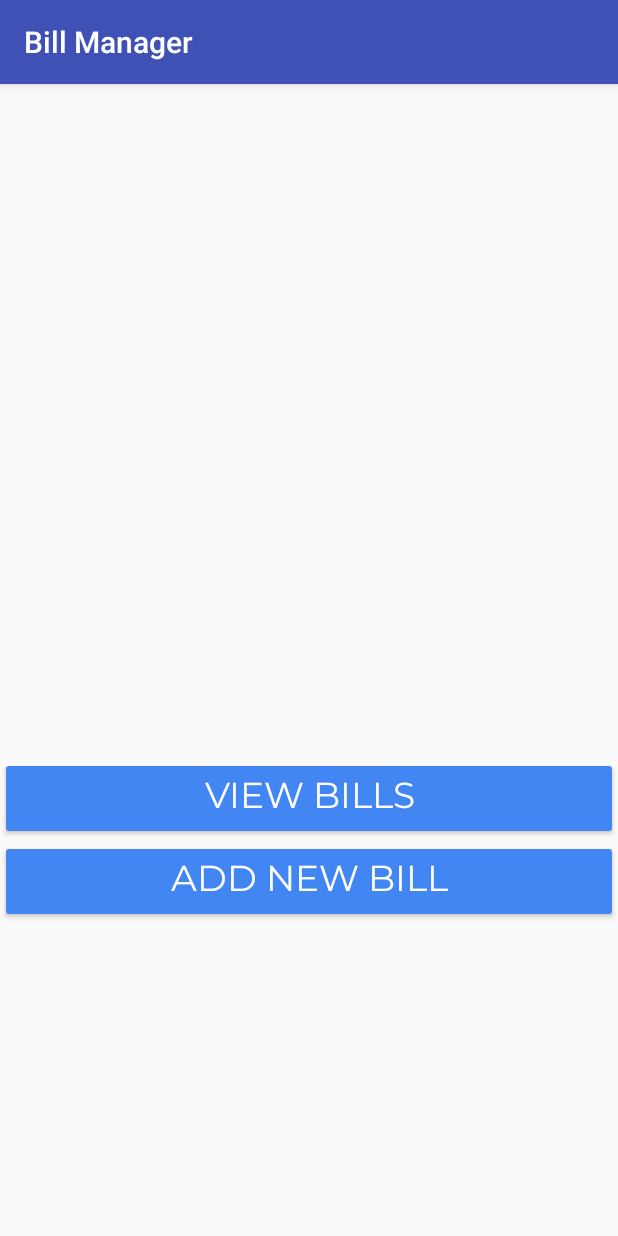
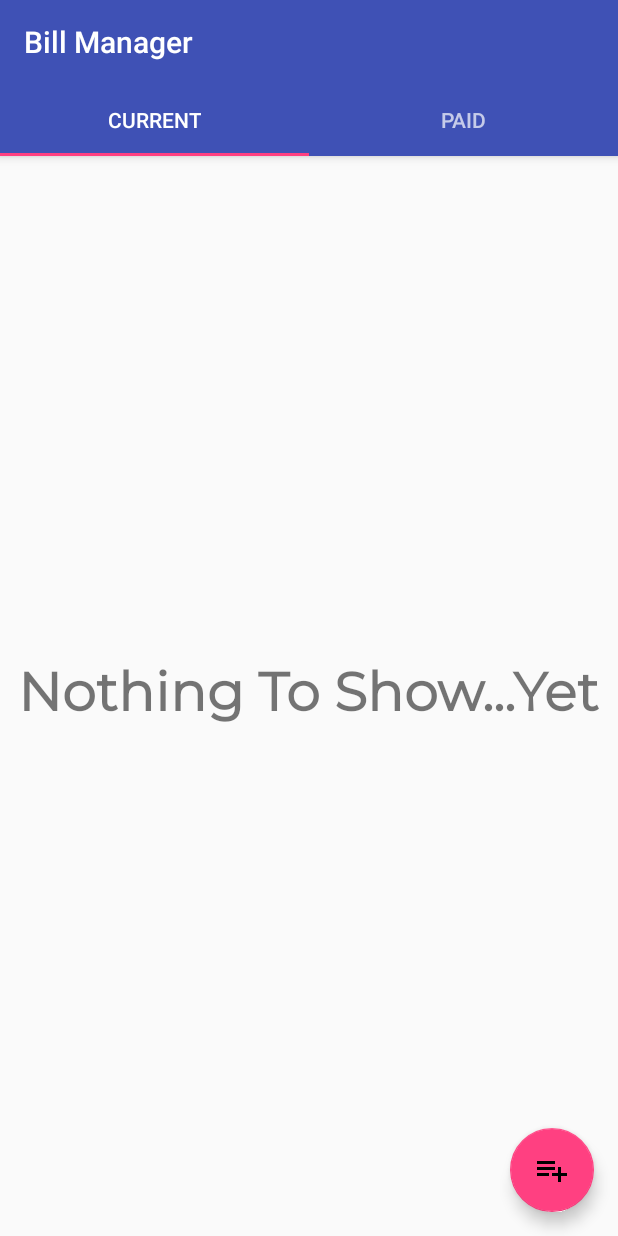
Before and after one commit to dukhniav/Bills, an Android app: the screen it shows after launch (MainActivity), on a phone screen of 412 x 824 dp. Run offline under Robolectric (Android 15) with nearby library versions, the phone set to English and light mode, and no system bars.

Commit message:
Update - Day 2
New Bill
Current Bill View Fragment

```diff
--- a/src/main/java/co/iamartem/billmanager/MainActivity.kt
+++ b/src/main/java/co/iamartem/billmanager/MainActivity.kt
@@ -2,11 +2,11 @@ package co.iamartem.billmanager
 
 import android.content.Intent
 import android.os.Bundle
+import android.support.design.widget.TabLayout
 import android.support.v7.app.AppCompatActivity
-import android.util.Log
 
 import kotlinx.android.synthetic.main.activity_main.*
-import kotlinx.android.synthetic.main.content_main.*
+
 
 class MainActivity : AppCompatActivity() {
 
@@ -14,35 +14,59 @@ class MainActivity : AppCompatActivity() {
         fun create(): MainActivity = MainActivity()
     }
 
-    // Creates first instance of app?
+
     override fun onCreate(savedInstanceState: Bundle?) {
         super.onCreate(savedInstanceState)
         setContentView(R.layout.activity_main)
         setSupportActionBar(toolbar)
 
+        // Tabs
+        configureTabLayout()
 
+        // New Bill
         add_new_bill.setOnClickListener{
             val intent = Intent(this, NewBill::class.java)
             startActivity(intent);
         }
 
-        view_bills.setOnClickListener{
-            val intent = Intent(this, ViewBills::class.java)
-            startActivity(intent);
-        }
+    }
+
+    private fun configureTabLayout() {
+
+        tab_layout.addTab(tab_layout.newTab().setText("Current"))
+        tab_layout.addTab(tab_layout.newTab().setText("Paid"))
+
+        val adapter = TabPagerAdapter(supportFragmentManager,tab_layout.tabCount)
+        pager.adapter = adapter
+
+        pager.addOnPageChangeListener(TabLayout.TabLayoutOnPageChangeListener(tab_layout))
+        tab_layout.addOnTabSelectedListener(object : TabLayout.OnTabSelectedListener {
+
+            override fun onTabSelected(tab: TabLayout.Tab) {
+                pager.currentItem = tab.position
+            }
+
+            override fun onTabUnselected(tab: TabLayout.Tab) {
+            }
+
+            override fun onTabReselected(tab: TabLayout.Tab) {
+            }
+        })
+    }
 
 
 
-
-        Log.i("Tag", "onCreate--------------------")
-
-
-    }
-
-    override fun onStart() {
-        super.onStart()
-        Log.i("Tag","onStart-------------------")
-    }
-
-
+//
+//        view_bills.setOnClickListener{
+//            val intent = Intent(this, ViewBills::class.java)
+//            startActivity(intent);
+//        }
+//
+//        Log.i("Tag", "onCreate--------------------")
+//    }
+//
+//    override fun onStart() {
+//        super.onStart()
+//        Log.i("Tag","onStart-------------------")
+//    }
 }
--- /dev/null
+++ b/src/main/java/co/iamartem/billmanager/TabPagerAdapter.kt
@@ -0,0 +1,32 @@
+package co.iamartem.billmanager
+
+import android.support.v4.app.Fragment
+import android.support.v4.app.FragmentManager
+import android.support.v4.app.FragmentPagerAdapter
+
+/**
+ * Created by dukhnia on 4/30/18.
+ */
+
+class TabPagerAdapter(fm: FragmentManager, private var tabCount: Int) : FragmentPagerAdapter(fm) {
+
+    override fun getItem(position: Int): Fragment? {
+        when (position) {
+            0 -> return ViewCurrentBills()
+            1 -> return ViewPaidBills()
+            else -> return null
+        }
+    }
+    override fun getCount(): Int {
+        return tabCount
+    }
+
+    override fun getPageTitle(position: Int): CharSequence {
+        return when (position) {
+            0 -> "Current"
+            else -> {
+                return "Paid"
+            }
+        }
+    }
+}
--- /dev/null
+++ b/src/main/java/co/iamartem/billmanager/ViewCurrentBills.kt
@@ -0,0 +1,47 @@
+package co.iamartem.billmanager
+
+import android.os.Bundle
+import android.support.v4.app.Fragment
+import android.support.v7.widget.LinearLayoutManager
+import android.view.LayoutInflater
+import android.view.View
+import android.view.ViewGroup
+import co.iamartem.billmanager.R.id.*
+import android.support.v7.widget.RecyclerView
+import android.widget.EditText
+
+/**
+ * Created by dukhnia on 4/30/18.
+ */
+
+
+class ViewCurrentBills : Fragment() {
+
+    //private var view : View? = null
+    private var recyclerView : RecyclerView? = null
+    private var emptyText : EditText? = null
+
+    override fun onCreate(savedInstanceState: Bundle?) {
+        super.onCreate(savedInstanceState)
+    }
+
+    override fun onCreateView(inflater: LayoutInflater?, container: ViewGroup?, savedInstanceState: Bundle?): View? {
+        val view = inflater!!.inflate(R.layout.activity_view_current_bills, container, false)
+        recyclerView = view!!.findViewById<View>(R.id.recycler_bill_view) as RecyclerView
+
+        // Database for recycler view
+        val dbHandler = MyDBHandler(activity, null, null, 1)
+        val bills : List<Bill> = dbHandler.getAllBills()
+
+        recyclerView!!.adapter = RecyclerAdapter(bills)
+        recyclerView!!.layoutManager = LinearLayoutManager(activity)
+
+        //emptyText =  as EditText
+
+        if (bills.size > 0) {
+            view.findViewById<android.view.View>(co.iamartem.billmanager.R.id.bill_view_nothing_show).visibility = View.INVISIBLE
+        }
+
+        return view
+    }
+}
--- /dev/null
+++ b/src/main/java/co/iamartem/billmanager/ViewPaidBills.kt
@@ -0,0 +1,9 @@
+package co.iamartem.billmanager
+
+import android.support.v4.app.Fragment
+
+/**
+ * Created by dukhnia on 4/30/18.
+ */
+class ViewPaidBills : Fragment() {
+}
--- /dev/null
+++ b/src/main/res/drawable/ic_add.xml
@@ -0,0 +1,9 @@
+<vector xmlns:android="http://schemas.android.com/apk/res/android"
+        android:width="24dp"
+        android:height="24dp"
+        android:viewportWidth="24.0"
+        android:viewportHeight="24.0">
+    <path
+        android:fillColor="#FF000000"
+        android:pathData="M14,10L2,10v2h12v-2zM14,6L2,6v2h12L14,6zM18,14v-4h-2v4h-4v2h4v4h2v-4h4v-2h-4zM2,16h8v-2L2,14v2z"/>
+</vector>
--- a/src/main/res/layout/activity_main.xml
+++ b/src/main/res/layout/activity_main.xml
@@ -1,5 +1,6 @@
 <?xml version="1.0" encoding="utf-8"?>
-<android.support.design.widget.CoordinatorLayout xmlns:android="http://schemas.android.com/apk/res/android"
+<android.support.design.widget.CoordinatorLayout
+    xmlns:android="http://schemas.android.com/apk/res/android"
     xmlns:app="http://schemas.android.com/apk/res-auto"
     xmlns:tools="http://schemas.android.com/tools"
     android:layout_width="match_parent"
@@ -18,8 +19,30 @@
             android:background="?attr/colorPrimary"
             app:popupTheme="@style/AppTheme.PopupOverlay" />
 
+        <android.support.design.widget.TabLayout
+            android:id="@+id/tab_layout"
+            android:layout_width="match_parent"
+            android:layout_height="wrap_content"
+            app:tabMaxWidth="0dp"
+            app:tabMode="fixed"
+            app:tabGravity="fill"/>
     </android.support.design.widget.AppBarLayout>
 
     <include layout="@layout/content_main" />
 
+    <android.support.v4.view.ViewPager
+        android:id="@+id/pager"
+        android:layout_width="match_parent"
+        android:layout_height="match_parent"
+        app:layout_behavior="@string/appbar_scrolling_view_behavior" />
+
+    <android.support.design.widget.FloatingActionButton
+        android:id="@+id/add_new_bill"
+        android:layout_width="wrap_content"
+        android:layout_height="wrap_content"
+        android:layout_gravity="bottom|end"
+        android:layout_margin="@dimen/fab_margin"
+        app:fabSize="normal"
+        app:srcCompat="@drawable/ic_add" />
+
 </android.support.design.widget.CoordinatorLayout>
--- /dev/null
+++ b/src/main/res/layout/activity_view_current_bills.xml
@@ -0,0 +1,35 @@
+<?xml version="1.0" encoding="utf-8"?>
+<android.support.constraint.ConstraintLayout xmlns:android="http://schemas.android.com/apk/res/android"
+    xmlns:app="http://schemas.android.com/apk/res-auto"
+    xmlns:tools="http://schemas.android.com/tools"
+    android:layout_width="match_parent"
+    android:layout_height="match_parent"
+    tools:context="co.iamartem.billmanager.ViewCurrentBills">
+
+    <TextView
+        android:id="@+id/bill_view_nothing_show"
+        android:layout_width="wrap_content"
+        android:layout_height="wrap_content"
+        android:layout_marginBottom="8dp"
+        android:layout_marginTop="8dp"
+        android:fontFamily="@font/montserrat"
+        android:lineSpacingExtra="8sp"
+        android:text="@string/nothing_to_show"
+        android:textSize="36sp"
+        android:textStyle="bold"
+        app:layout_constraintBottom_toBottomOf="parent"
+        app:layout_constraintLeft_toLeftOf="parent"
+        app:layout_constraintRight_toRightOf="parent"
+        app:layout_constraintTop_toTopOf="parent" />
+
+    <android.support.v7.widget.RecyclerView
+        android:id="@+id/recycler_bill_view"
+        android:layout_width="0dp"
+        android:layout_height="0dp"
+        app:layout_constraintBottom_toBottomOf="parent"
+        app:layout_constraintEnd_toEndOf="parent"
+        app:layout_constraintStart_toStartOf="parent"
+        app:layout_constraintTop_toTopOf="parent" />
+
+
+</android.support.constraint.ConstraintLayout>
--- a/src/main/res/layout/content_main.xml
+++ b/src/main/res/layout/content_main.xml
@@ -1,43 +1,11 @@
 <?xml version="1.0" encoding="utf-8"?>
-<android.support.constraint.ConstraintLayout xmlns:android="http://schemas.android.com/apk/res/android"
+<android.support.constraint.ConstraintLayout
+    xmlns:android="http://schemas.android.com/apk/res/android"
     xmlns:app="http://schemas.android.com/apk/res-auto"
     xmlns:tools="http://schemas.android.com/tools"
     android:layout_width="match_parent"
     android:layout_height="match_parent"
     app:layout_behavior="@string/appbar_scrolling_view_behavior"
-    tools:context="co.iamartem.billmanager.MainActivity"
-    tools:showIn="@layout/activity_main">
-
-
-    <Button
-        android:id="@+id/view_bills"
-        android:layout_width="0dp"
-        android:layout_height="wrap_content"
-        android:layout_marginTop="256dp"
-        android:fontFamily="@font/montserrat"
-        android:text="@string/view_bills"
-        android:textSize="24sp"
-        android:theme="@style/AppTheme.Button"
-        app:layout_constraintBottom_toTopOf="@+id/add_new_bill"
-        app:layout_constraintHorizontal_bias="0.0"
-        app:layout_constraintLeft_toLeftOf="parent"
-        app:layout_constraintRight_toRightOf="parent"
-        app:layout_constraintTop_toTopOf="parent"
-        app:layout_constraintVertical_chainStyle="packed" />
-
-    <Button
-        android:id="@+id/add_new_bill"
-        android:layout_width="0dp"
-        android:layout_height="wrap_content"
-        android:layout_marginBottom="16dp"
-        android:fontFamily="@font/montserrat"
-        android:text="@string/add_new_bill"
-        android:textSize="24sp"
-        android:theme="@style/AppTheme.Button"
-        app:layout_constraintBottom_toBottomOf="parent"
-        app:layout_constraintHorizontal_bias="0.0"
-        app:layout_constraintLeft_toLeftOf="parent"
-        app:layout_constraintRight_toRightOf="parent"
-        app:layout_constraintTop_toBottomOf="@+id/view_bills" />
+    tools:context="co.iamartem.billmanager.MainActivity">
 
 </android.support.constraint.ConstraintLayout>
--- /dev/null
+++ b/src/main/res/layout/content_view_bills.xml
@@ -0,0 +1,6 @@
+<?xml version="1.0" encoding="utf-8"?>
+<android.support.constraint.ConstraintLayout xmlns:android="http://schemas.android.com/apk/res/android"
+    android:layout_width="match_parent"
+    android:layout_height="match_parent">
+
+</android.support.constraint.ConstraintLayout>
--- a/src/main/res/values/strings.xml
+++ b/src/main/res/values/strings.xml
@@ -13,5 +13,7 @@
     <string name="cancel">Cancel</string>
     <string name="nothing_to_show">Nothing To Show...Yet</string>
     <string name="enter_new_bill_information">Enter New Bill Information:</string>
+    <string name="company">Company</string>
+    <string name="todo">TODO</string>
 
 </resources>
```
Also changed, not shown: src/main/java/co/iamartem/billmanager/Bill.kt (+0 -12 lines), src/main/java/co/iamartem/billmanager/MyDBHandler.kt (+25 -61 lines), src/main/java/co/iamartem/billmanager/NeedToSave.kt (added, +48 -0 lines), src/main/java/co/iamartem/billmanager/NewBill.kt (+1 -23 lines), src/main/java/co/iamartem/billmanager/RecyclerAdapter.kt (+12 -20 lines), src/main/res/drawable/ic_playlist_add_black_24dp.xml (added, +9 -0 lines), src/main/res/layout/recyclerview_item_row.xml (+22 -12 lines).
